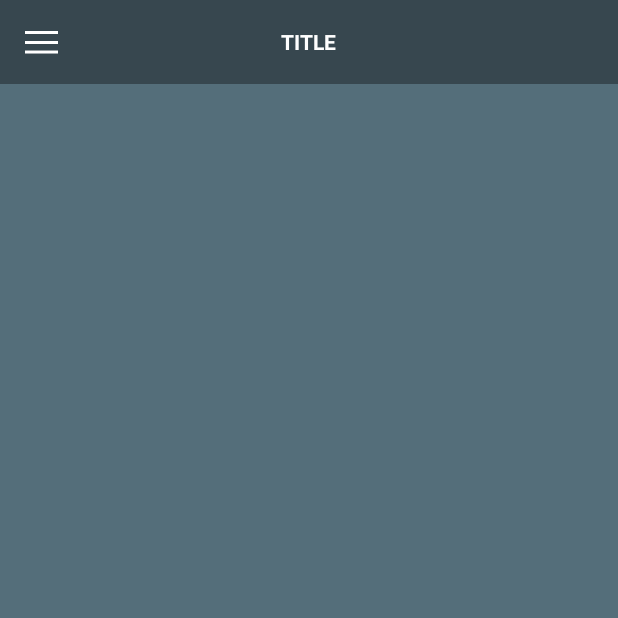
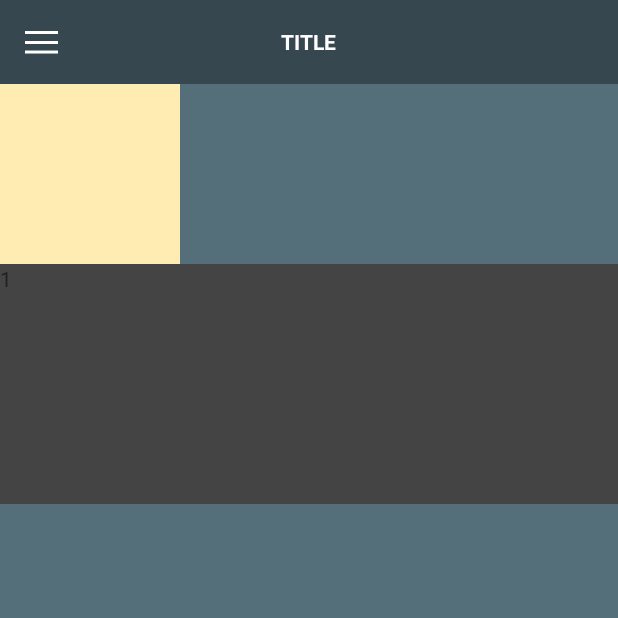
Before and after one commit to Yat3s/Caper, an Android app: the screen it shows after launch (MainActivity), on a phone screen of 412 x 824 dp, the top half of it. Run offline under Robolectric (Android 15) with nearby library versions, the phone set to English and light mode, and no system bars; our stand-ins replace ButterKnife.

Commit message:
Added background test case

```diff
--- a/app/src/main/java/com/yat3s/demo/caper/MainActivity.java
+++ b/app/src/main/java/com/yat3s/demo/caper/MainActivity.java
@@ -1,18 +1,25 @@
 package com.yat3s.demo.caper;
 
 import android.animation.Animator;
+import android.animation.ArgbEvaluator;
 import android.animation.ObjectAnimator;
+import android.graphics.Color;
 import android.os.Build;
 import android.os.Bundle;
+import android.support.v4.view.PagerAdapter;
+import android.support.v4.view.ViewPager;
 import android.support.v7.app.AppCompatActivity;
 import android.view.View;
+import android.view.ViewGroup;
 import android.view.ViewTreeObserver;
 import android.widget.FrameLayout;
 import android.widget.ImageView;
 import android.widget.LinearLayout;
 import android.widget.TextView;
 
+import com.yat3s.demo.caper.widget.AnimateLayout;
 import com.yat3s.demo.caper.widget.GuillotineInterpolator;
+import com.yat3s.demo.caper.widget.ViewWrapper;
 
 import butterknife.BindView;
 import butterknife.ButterKnife;
@@ -24,14 +31,18 @@ public class MainActivity extends AppCompatActivity {
     private static final float MENU_OPENED_ANGLE = 0f;
     private static final long DEFAULT_DURATION = 500;
 
-    @BindView(R.id.content_layout)
-    LinearLayout contentLayout;
+    @BindView(R.id.profile_layout)
+    LinearLayout profileLayout;
     @BindView(R.id.menu_btn)
     ImageView menuBtn;
     @BindView(R.id.toolbar)
     FrameLayout toolbar;
     @BindView(R.id.title_tv)
     TextView titleTv;
+    @BindView(R.id.performance_layout)
+    AnimateLayout performanceLayout;
+    @BindView(R.id.performance_viewpager)
+    ViewPager performanceViewpager;
 
     private boolean menuIsOpen = false;
     private ObjectAnimator mOpenMenuAnimator, mCloseMenuAnimator;
@@ -42,6 +53,70 @@ public class MainActivity extends AppCompatActivity {
         setContentView(R.layout.activity_main);
         ButterKnife.bind(this);
 
+        configureProfile();
+        configureViewpager();
+
+        performanceLayout.setOnClickListener(new View.OnClickListener() {
+            @Override
+            public void onClick(View v) {
+                ObjectAnimator.ofInt(new ViewWrapper(performanceLayout), "width", 1000).setDuration(800).start();
+                ObjectAnimator.ofInt(new ViewWrapper(performanceLayout), "height", 800).setDuration(800).start();
+            }
+        });
+    }
+
+    private void configureViewpager() {
+        final String[] itemTitles = new String[]{"1", "2222", "3333"};
+
+        performanceViewpager.setAdapter(new PagerAdapter() {
+            @Override
+            public int getCount() {
+                return itemTitles.length;
+            }
+
+            @Override
+            public boolean isViewFromObject(View view, Object object) {
+                return view == object;
+            }
+
+            @Override
+            public Object instantiateItem(ViewGroup container, int position) {
+                TextView textView = new TextView(MainActivity.this);
+                textView.setText(itemTitles[position]);
+                container.addView(textView, 0);
+                return textView;
+            }
+
+            @Override
+            public void destroyItem(ViewGroup container, int position, Object object) {
+                container.removeView((View) object);
+            }
+        });
+
+        performanceViewpager.addOnPageChangeListener(new ViewPager.OnPageChangeListener() {
+            @Override
+            public void onPageScrolled(int position, float positionOffset, int positionOffsetPixels) {
+                float processValue = (position + positionOffset) / (itemTitles.length - 1);
+                int value = (Integer) new ArgbEvaluator().evaluate(processValue, Color.DKGRAY, Color.GREEN);
+                performanceViewpager.setBackgroundColor(value);
+            }
+
+            @Override
+            public void onPageSelected(int position) {
+
+            }
+
+            @Override
+            public void onPageScrollStateChanged(int state) {
+
+            }
+        });
+
+    }
+
+    private void configureProfile() {
+        // Configure rotation pivot.
+        profileLayout.setVisibility(View.VISIBLE);
         toolbar.getViewTreeObserver().addOnGlobalLayoutListener(new ViewTreeObserver.OnGlobalLayoutListener() {
             @Override
             public void onGlobalLayout() {
@@ -50,41 +125,17 @@ public class MainActivity extends AppCompatActivity {
                 } else {
                     toolbar.getViewTreeObserver().removeGlobalOnLayoutListener(this);
                 }
-                contentLayout.setPivotX(toolbar.getHeight() / 2);
-                contentLayout.setPivotY(toolbar.getHeight() / 2);
+                profileLayout.setPivotX(toolbar.getHeight() / 2);
+                profileLayout.setPivotY(toolbar.getHeight() / 2);
             }
         });
-        configureAnimation();
 
-        menuBtn.setOnClickListener(new View.OnClickListener() {
-            @Override
-            public void onClick(View v) {
-                if (menuIsOpen) {
-                    closeMenu();
-                } else {
-                    openMenu();
-                }
-                menuIsOpen = !menuIsOpen;
-            }
-        });
-        contentLayout.setRotation(MENU_CLOSED_ANGLE);
-    }
-
-    private void openMenu() {
-        mOpenMenuAnimator.start();
-        titleTv.setVisibility(View.GONE);
-    }
-
-    private void closeMenu() {
-        mCloseMenuAnimator.start();
-    }
-
-    private void configureAnimation() {
-        mOpenMenuAnimator = ObjectAnimator.ofFloat(contentLayout, PROPERTY_ROTATION, MENU_CLOSED_ANGLE, MENU_OPENED_ANGLE)
+        // Configure animation.
+        mOpenMenuAnimator = ObjectAnimator.ofFloat(profileLayout, PROPERTY_ROTATION, MENU_CLOSED_ANGLE, MENU_OPENED_ANGLE)
                 .setDuration(DEFAULT_DURATION);
         mOpenMenuAnimator.setInterpolator(new GuillotineInterpolator());
 
-        mCloseMenuAnimator = ObjectAnimator.ofFloat(contentLayout, PROPERTY_ROTATION, MENU_OPENED_ANGLE, MENU_CLOSED_ANGLE)
+        mCloseMenuAnimator = ObjectAnimator.ofFloat(profileLayout, PROPERTY_ROTATION, MENU_OPENED_ANGLE, MENU_CLOSED_ANGLE)
                 .setDuration(DEFAULT_DURATION);
         mCloseMenuAnimator.setInterpolator(new GuillotineInterpolator());
         mCloseMenuAnimator.addListener(new Animator.AnimatorListener() {
@@ -108,5 +159,20 @@ public class MainActivity extends AppCompatActivity {
 
             }
         });
+
+        menuBtn.setOnClickListener(new View.OnClickListener() {
+            @Override
+            public void onClick(View v) {
+                if (menuIsOpen) {
+                    mCloseMenuAnimator.start();
+                } else {
+                    mOpenMenuAnimator.start();
+                    titleTv.setVisibility(View.GONE);
+                }
+                menuIsOpen = !menuIsOpen;
+            }
+        });
+
+        profileLayout.setRotation(MENU_CLOSED_ANGLE);
     }
 }
--- a/app/src/main/java/com/yat3s/demo/caper/widget/AnimateLayout.java
+++ b/app/src/main/java/com/yat3s/demo/caper/widget/AnimateLayout.java
@@ -1,7 +1,6 @@
 package com.yat3s.demo.caper.widget;
 
 import android.content.Context;
-import android.support.v4.content.PermissionChecker;
 import android.util.AttributeSet;
 import android.widget.FrameLayout;
 
--- a/app/src/main/res/layout/activity_main.xml
+++ b/app/src/main/res/layout/activity_main.xml
@@ -15,9 +15,27 @@
         android:layout_gravity="top"
         android:background="@color/colorPrimary"/>
 
+    <LinearLayout
+        android:layout_width="match_parent"
+        android:layout_height="match_parent"
+        android:orientation="vertical"
+        android:paddingTop="?attr/actionBarSize">
+
+        <com.yat3s.demo.caper.widget.AnimateLayout
+            android:id="@+id/performance_layout"
+            android:layout_width="120dp"
+            android:layout_height="120dp"
+            android:background="@color/md_amber_100"/>
+
+        <android.support.v4.view.ViewPager
+            android:id="@+id/performance_viewpager"
+            android:layout_width="match_parent"
+            android:layout_height="160dp"/>
+
+    </LinearLayout>
+
     <include layout="@layout/layout_profile"/>
 
     <include layout="@layout/layout_toolbar"/>
 
-
 </FrameLayout>
--- a/app/src/main/res/layout/layout_profile.xml
+++ b/app/src/main/res/layout/layout_profile.xml
@@ -2,13 +2,14 @@
 <LinearLayout
     xmlns:android="http://schemas.android.com/apk/res/android"
     xmlns:tools="http://schemas.android.com/tools"
-    android:id="@+id/content_layout"
+    android:id="@+id/profile_layout"
     android:layout_width="match_parent"
     android:layout_height="match_parent"
     android:background="@color/colorPrimary"
     android:gravity="center_horizontal"
     android:orientation="vertical"
     android:paddingTop="?attr/actionBarSize"
+    android:visibility="gone"
     tools:showIn="@layout/activity_main">
 
     <com.yat3s.demo.caper.widget.ContentTextView
```
Also changed, not shown: app/src/main/java/com/yat3s/demo/caper/widget/ViewWrapper.java (added, +34 -0 lines).
